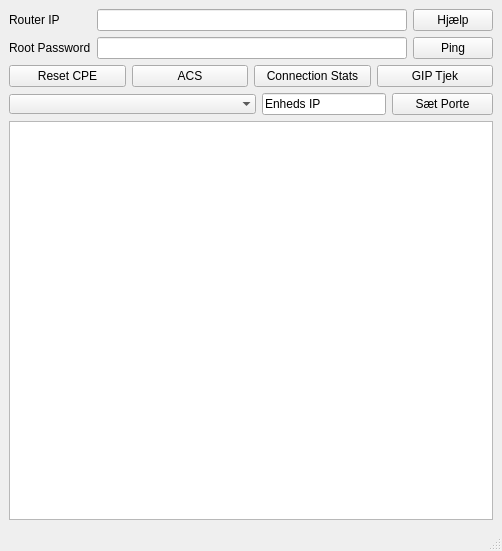
Above: design.ui from PTST/Python-Telnet-Client before the change. Below: the same form after it.
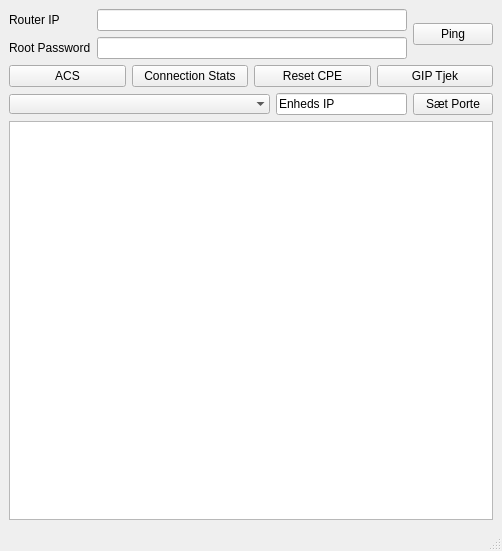
That is the form after the change.

```diff
--- a/design.ui
+++ b/design.ui
@@ -68,13 +68,6 @@
         </item>
         <item>
          <layout class="QVBoxLayout" name="verticalLayout">
-          <item>
-           <widget class="QPushButton" name="helpbttn">
-            <property name="text">
-             <string>Hjælp</string>
-            </property>
-           </widget>
-          </item>
           <item>
            <widget class="QPushButton" name="pingbttn">
             <property name="text">
@@ -88,13 +81,6 @@
       </item>
       <item>
        <layout class="QHBoxLayout" name="horizontalLayout_3">
-        <item>
-         <widget class="QPushButton" name="resetbttn">
-          <property name="text">
-           <string>Reset CPE</string>
-          </property>
-         </widget>
-        </item>
         <item>
          <widget class="QPushButton" name="acsbttn">
           <property name="maximumSize">
@@ -136,6 +122,13 @@
           </property>
          </widget>
         </item>
+        <item>
+         <widget class="QPushButton" name="resetbttn">
+          <property name="text">
+           <string>Reset CPE</string>
+          </property>
+         </widget>
+        </item>
         <item>
          <widget class="QPushButton" name="gipbttn">
           <property name="text">
@@ -155,7 +148,7 @@
        </layout>
       </item>
       <item>
-       <layout class="QHBoxLayout" name="horizontalLayout" stretch="2,1,1">
+       <layout class="QHBoxLayout" name="horizontalLayout" stretch="2,1,0">
         <item>
          <widget class="QComboBox" name="comboBox">
           <property name="maximumSize">
```
Left out of the diff: 5 changed lines with no effect on the pictures.
